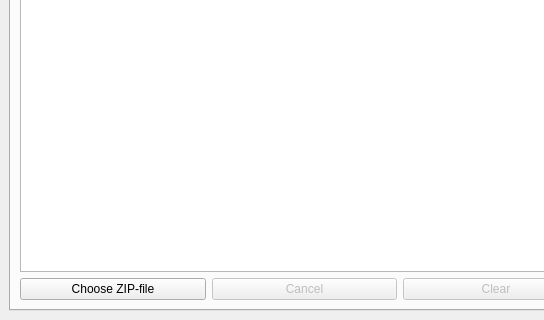
First picture: the form in ZipScout/mainwindow.ui, repository makbaranov/ZipScout, before the edit; both pictures show x 0 to 544 and y 280 to 600 of the 800 by 600 pixel window.
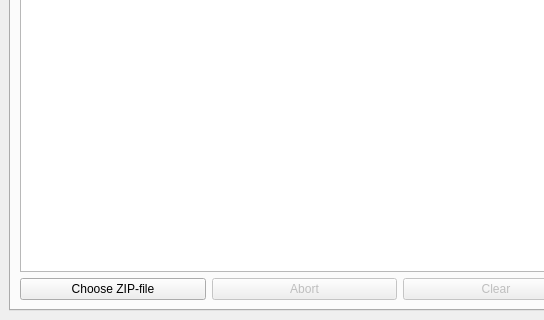
Second picture: the form after the edit.

Commit message: abort operation for creating

Diff of the .ui file:
```diff
--- a/ZipScout/mainwindow.ui
+++ b/ZipScout/mainwindow.ui
@@ -82,7 +82,7 @@
              <bool>false</bool>
             </property>
             <property name="text">
-             <string>Cancel</string>
+             <string>Abort</string>
             </property>
            </widget>
           </item>
```
Left out of the diff: 2 changed lines with no effect on the pictures. The commit also changes 10 other files.
